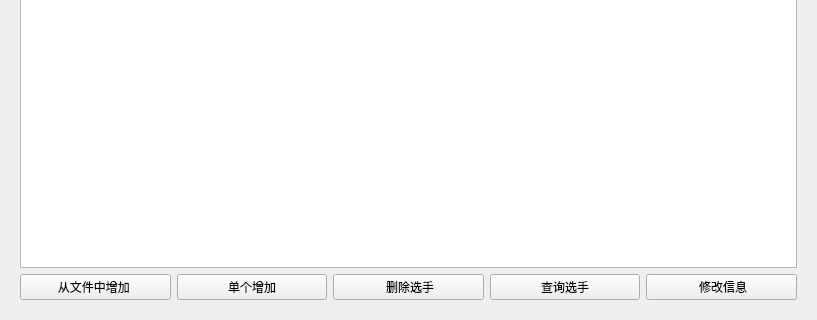
First picture: the form in palyermanager.ui, repository 35easy/PingPongClub, before the edit; both pictures show x 0 to 817 and y 263 to 583 of the 817 by 583 pixel window.
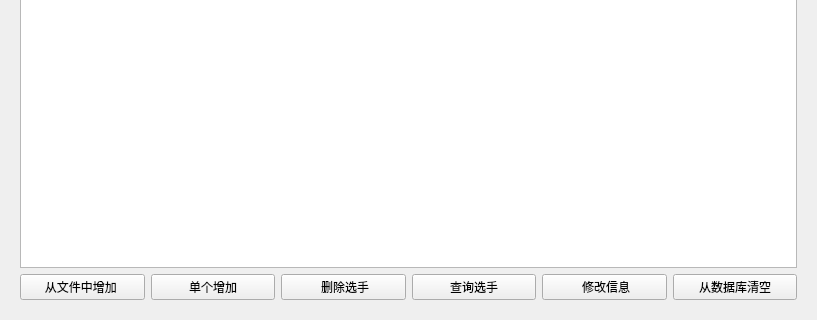
Second picture: the form after the edit.

The edit to the form file:
```diff
--- a/palyermanager.ui
+++ b/palyermanager.ui
@@ -61,6 +61,13 @@
            </property>
           </widget>
          </item>
+         <item>
+          <widget class="QPushButton" name="pushButton_2">
+           <property name="text">
+            <string>从数据库清空</string>
+           </property>
+          </widget>
+         </item>
         </layout>
        </item>
       </layout>
```
